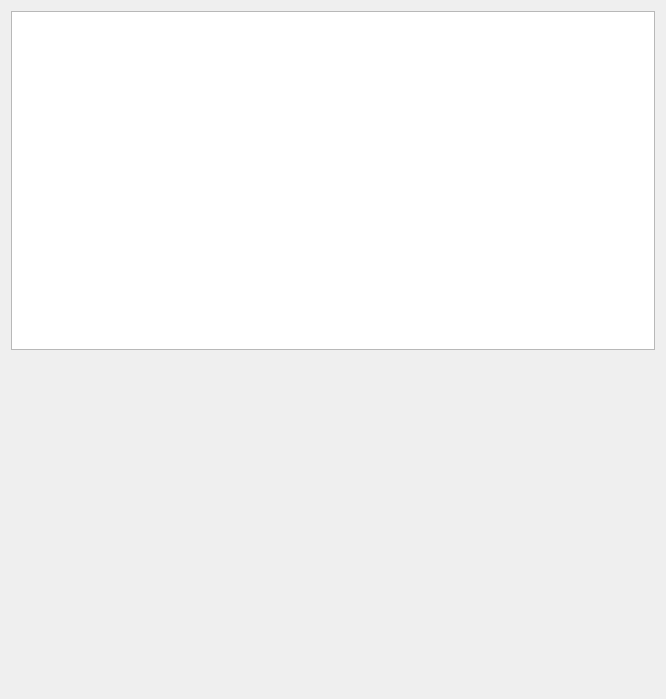
Qt form FWAdminLib/AdminVppTokensAccessWidget.ui (fw-dev/translations) before a commit.
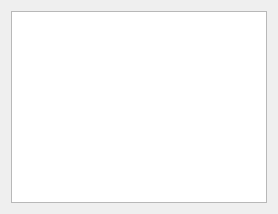
The same form after that commit. Custom widgets are drawn as their Qt base class.

What changed in the file:
```diff
--- a/FWAdminLib/AdminVppTokensAccessWidget.ui
+++ b/FWAdminLib/AdminVppTokensAccessWidget.ui
@@ -2,14 +2,6 @@
 <ui version="4.0">
  <class>AdminVppTokensAccessWidget</class>
  <widget class="QWidget" name="AdminVppTokensAccessWidget">
-  <property name="geometry">
-   <rect>
-    <x>0</x>
-    <y>0</y>
-    <width>666</width>
-    <height>699</height>
-   </rect>
-  </property>
   <property name="windowTitle">
    <string>Form</string>
   </property>
@@ -35,7 +27,7 @@
      <property name="sizeHint" stdset="0">
       <size>
        <width>20</width>
-       <height>329</height>
+       <height>0</height>
       </size>
      </property>
     </spacer>
```
